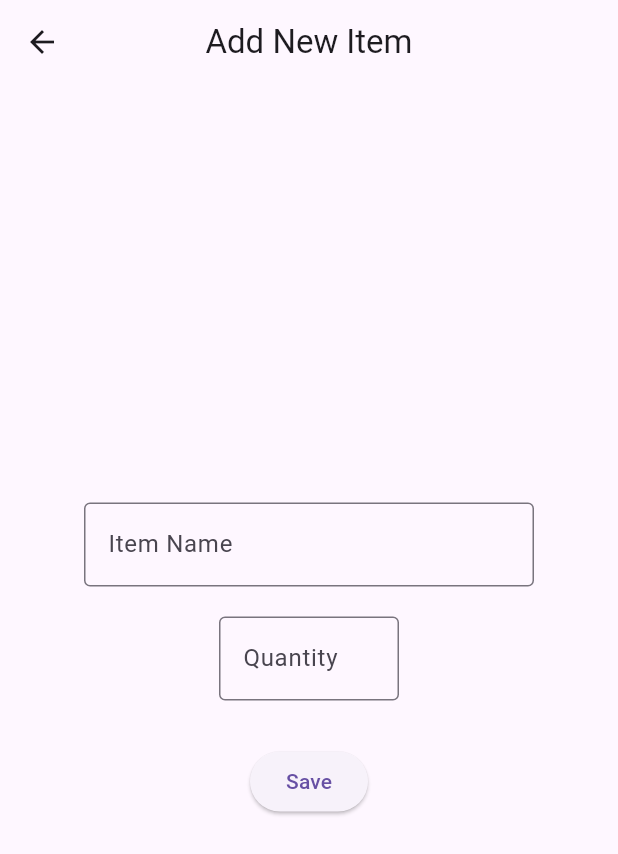
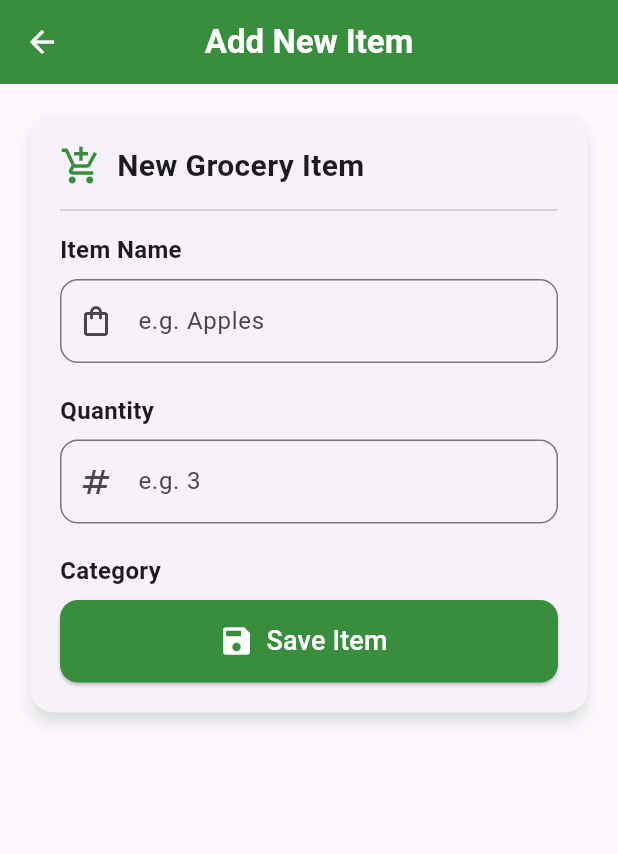
Before and after one commit to liz2lio/grocery_manager, a Flutter app: the screen it shows after launch, after a tap on "Add New Item", on a phone screen of 412 x 824 dp. Shown: the top 854 px of the screen. Run offline on Flutter 3.47's test engine with Material 3 defaults, Android fonts, the phone set to English and light mode, and no system bars; our stand-ins replace get, hive; accounts and stored records are empty.

Commit message:
main working

```diff
--- a/lib/main.dart
+++ b/lib/main.dart
@@ -1,33 +1,43 @@
 import 'package:flutter/material.dart';
 import 'package:get/get.dart';
 import 'screens/home_screen.dart';
-import 'controllers/add_item_controller.dart';
-import 'package:hive_ce_flutter/hive_flutter.dart';
+//import 'controllers/add_item_controller.dart';
+//import 'package:hive_ce_flutter/hive_flutter.dart';
 
-Future < void > main() async {
-    await Hive.initFlutter();
-    await Hive.openBox("storage");
+//Future < void > main() async {
+//    await Hive.initFlutter();
+//    await Hive.openBox("storage");
 
 
-
-//void main()  {
-  Get.put(AddItemController());
-  runApp(const MyApp());
+void main()  {
+  //Get.put(AddItemController());
+  runApp(const GroceryApp());
 }
 
-class MyApp extends StatelessWidget {
-  const MyApp({super.key});
+class GroceryApp extends StatelessWidget {
+  const GroceryApp({super.key});
 
   @override
   Widget build(BuildContext context) {
-    return GetMaterialApp(
-      home: Scaffold (
-        appBar: AppBar(
-          title: Text("A+ Grocery Inventory Manager"),
-          centerTitle: true,
-        ),
-        body: const HomeScreen(),
-      )
+    return GetMaterialApp( title: 'Grocery Manager',
+    home: const MainScreen(),
     );
+ }
 }
+
+class MainScreen extends StatelessWidget {
+  const MainScreen ({super.key});
+
+  @override
+  Widget build(BuildContext context) {
+    return Scaffold(appBar: AppBar(
+      title: const Text(
+        'A+ Grocery Manager'),
+      centerTitle: true,
+      //backgroundColor: Colors.green,
+      //elevation: 2,
+       ),
+       body: const HomeScreen(),
+       );
+  }
 }
--- a/lib/screens/add_item_screen.dart
+++ b/lib/screens/add_item_screen.dart
@@ -1,91 +1,244 @@
+// lib/screens/add_item_screen.dart
+
 import 'package:flutter/material.dart';
-import 'package:flutter_form_builder/flutter_form_builder.dart';
-//import 'package:flutter_form_validators/flutter_form_validators.dart';
-import 'package:get/get.dart';
-import '../controllers/add_item_controller.dart';
-//import 'item_card.dart'; //move this line at the viewscreen
 
-// ---------AddEntryScreen-----------------
-class AddItemScreen extends StatelessWidget {
-    AddItemScreen ({super.key});
+/* sample
 
-    static final _formKey = GlobalKey<FormBuilderState>();
-    final AddItemController controller = Get.find();
 
-    void _submit() {
-        if (_formKey.currentState!.saveAndValidate()) {
-            //final String newValue = _formKey.currentState?.value['item_name'] ?? '';
-            //final int newQty = _formKey.currentState?.value['item_qty'] ?? '';
-            final formData = _formKey.currentState!.value;
 
-            final String newItem = formData['item_name'];
-            final int newQty = int.parse(formData['quantity']);
+ */
 
-            controller.addNewItem(newItem, newQty);
 
-            Get.back();
-        } else {
-          debugPrint("Validation Failed");
+class AddItemScreen extends StatefulWidget {
+  const AddItemScreen({super.key});
+
+  @override
+  State<AddItemScreen> createState() => _AddItemScreenState();
+}
+
+class _AddItemScreenState extends State<AddItemScreen> {
+  final _formKey = GlobalKey<FormState>();
+  final _nameController = TextEditingController();
+  final _quantityController = TextEditingController();
+  final String _selectedCategory = 'Fruits';
+
+/*
+  final List<String> _categories = [
+    'Fruits',
+    'Vegetables',
+    'Dairy',
+    'Meat',
+    'Beverages',
+    'Snacks',
+    'Bakery',
+    'Frozen',
+    'Other',
+  ];
+*/
+  @override
+  void dispose() {
+    _nameController.dispose();
+    _quantityController.dispose();
+    super.dispose();
+  }
+
+  void _saveItem() {
+    if (_formKey.currentState!.validate()) {
+      ScaffoldMessenger.of(context).showSnackBar(
+        SnackBar(
+          content: Text('${_nameController.text} added successfully!'),
+          backgroundColor: Colors.green[700],
+        ),
+      );
+      Navigator.pop(context);
     }
   }
+
   @override
   Widget build(BuildContext context) {
     return Scaffold(
       appBar: AppBar(
-            title: const Text("Add New Item"),
-            centerTitle: true,
-          ),
-
-            body: Center(
-              //child: Column(
-                //constraints: BoxConstraints(
-
-                  //maxWidth: 350,
-                //),
-                //child: FormBuilder (
-                //key: _formKey,
-                child: Column(
-                  mainAxisSize: MainAxisSize.min,
-                  crossAxisAlignment: CrossAxisAlignment.center,
-                    children: [
-                        //add item
-                        SizedBox(
-                          width:300,
-                          child: FormBuilderTextField(
-                            name: 'item_name',
-                            //initialValue: service.entry.value,
-                            decoration: const InputDecoration(
-                                labelText: 'Item Name',
-                                border: OutlineInputBorder(),
-                            )
+        title: const Text(
+          'Add New Item',
+          style: TextStyle(
+            fontWeight: FontWeight.bold,
+            color: Colors.white,
           ),
         ),
-                        SizedBox(height:20),
+        centerTitle: true,
+        backgroundColor: Colors.green[700],
+        iconTheme: const IconThemeData(color: Colors.white),
+      ),
+      body: SingleChildScrollView(
+        padding: const EdgeInsets.all(16.0),
+        child: Card(
+          elevation: 4,
+          shadowColor: Colors.green.withOpacity(0.3),
+          shape: RoundedRectangleBorder(
+            borderRadius: BorderRadius.circular(16),
+          ),
+          child: Padding(
+            padding: const EdgeInsets.all(20.0),
+            child: Form(
+              key: _formKey,
+              child: Column(
+                crossAxisAlignment: CrossAxisAlignment.start,
+                children: [
+                  // Card Header
+                  Row(
+                    children: [
+                      Icon(Icons.add_shopping_cart,
+                        color: Colors.green[700],
+                        size: 28,
+                      ),
+                      const SizedBox(width: 10),
+                      const Text(
+                        'New Grocery Item',
+                        style: TextStyle(
+                          fontSize: 20,
+                          fontWeight: FontWeight.bold,
+                        ),
+                      ),
+                    ],
+                  ),
+                  const Divider(height: 30),
 
-                        //Qty input
-                        SizedBox(
-                          width: 120,
-                          child: FormBuilderTextField(
-                            name: 'quantity',
+                  // Item Name
+                  const Text(
+                    'Item Name',
+                    style: TextStyle(
+                      fontSize: 16,
+                      fontWeight: FontWeight.w600,
+                    ),
+                  ),
+                  const SizedBox(height: 8),
+                  TextFormField(
+                    controller: _nameController,
+                    decoration: InputDecoration(
+                      hintText: 'e.g. Apples',
+                      prefixIcon: const Icon(Icons.shopping_bag_outlined),
+                      border: OutlineInputBorder(
+                        borderRadius: BorderRadius.circular(12),
+                      ),
+                      focusedBorder: OutlineInputBorder(
+                        borderRadius: BorderRadius.circular(12),
+                        borderSide: BorderSide(
+                          color: Colors.green[700]!,
+                          width: 2,
+                        ),
+                      ),
+                    ),
+                    validator: (value) {
+                      if (value == null || value.trim().isEmpty) {
+                        return 'Please enter an item name';
+                      }
+                      return null;
+                    },
+                  ),
+                  const SizedBox(height: 20),
+
+                  // Quantity
+                  const Text(
+                    'Quantity',
+                    style: TextStyle(
+                      fontSize: 16,
+                      fontWeight: FontWeight.w600,
+                    ),
+                  ),
+                  const SizedBox(height: 8),
+                  TextFormField(
+                    controller: _quantityController,
                     keyboardType: TextInputType.number,
                     decoration: InputDecoration(
-                              labelText: 'Quantity',
-                              border: OutlineInputBorder(),
+                      hintText: 'e.g. 3',
+                      prefixIcon: const Icon(Icons.numbers),
+                      border: OutlineInputBorder(
+                        borderRadius: BorderRadius.circular(12),
                       ),
-                          //insert validators related to numbers
+                      focusedBorder: OutlineInputBorder(
+                        borderRadius: BorderRadius.circular(12),
+                        borderSide: BorderSide(
+                          color: Colors.green[700]!,
+                          width: 2,
                         ),
                       ),
-                        SizedBox(height:30),
+                    ),
+                    validator: (value) {
+                      if (value == null || value.trim().isEmpty) {
+                        return 'Please enter a quantity';
+                      }
+                      if (int.tryParse(value) == null || int.parse(value) <= 0) {
+                        return 'Please enter a valid quantity';
+                      }
+                      return null;
+                    },
+                  ),
+                  const SizedBox(height: 20),
 
-                        ElevatedButton(
-                            onPressed: _submit,
-                            child:Text("Save"),
-                            )
+                  // Category Dropdown
+                  const Text(
+                    'Category',
+                    style: TextStyle(
+                      fontSize: 16,
+                      fontWeight: FontWeight.w600,
+                    ),
+                  ),
+                  const SizedBox(height: 8),
+                  //DropdownButtonFormField<String>(
+                   // value: _selectedCategory,
+                    //decoration: InputDecoration(
+                      //prefixIcon: const Icon(Icons.category_outlined),
+                      //border: OutlineInputBorder(
+                        //borderRadius: BorderRadius.circular(12),
+                      //),
+                      //focusedBorder: OutlineInputBorder(
+                        //borderRadius: BorderRadius.circular(12),
+                        //borderSide: BorderSide(
+                         // color: Colors.green[700]!,
+                         // width: 2,
+                        //),
+                      //),
+                    //),
+                    //items: _categories.map((category) {
+                      //return DropdownMenuItem(
+                        //value: category,
+                        //child: Text(category),
+                      //);
+                    //}).toList(),
+                    //onChanged: (value) {
+                      //setState(() {
+                        //_selectedCategory = value!;
+                      //});
+                    //},
+                 // ),
+                 // const SizedBox(height: 30),
 
-                    ]
-                )
-                              )
+                  // Save Button
+                  SizedBox(
+                    width: double.infinity,
+                    height: 55,
+                    child: ElevatedButton.icon(
+                      onPressed: _saveItem,
+                      icon: const Icon(Icons.save, size: 24),
+                      label: const Text(
+                        'Save Item',
+                        style: TextStyle(fontSize: 18),
+                      ),
+                      style: ElevatedButton.styleFrom(
+                        backgroundColor: Colors.green[700],
+                        foregroundColor: Colors.white,
+                        shape: RoundedRectangleBorder(
+                          borderRadius: BorderRadius.circular(12),
+                        ),
+                      ),
+                    ),
+                  ),
+                ],
+              ),
+            ),
+          ),
+        ),
+      ),
     );
-
   }
 }
--- a/lib/screens/home_screen.dart
+++ b/lib/screens/home_screen.dart
@@ -1,8 +1,9 @@
 import 'package:flutter/material.dart';
-import 'package:grocery_manager/screens/add_item_screen.dart';
-import 'package:grocery_manager/screens/inventory_screen.dart';
+//import 'package:grocery_manager/screens/add_item_screen.dart';
+//import 'package:grocery_manager/screens/inventory_screen.dart';
 import 'package:get/get.dart';
-//import 'screens/add_item_screen.dart';
+import '/screens/add_item_screen.dart';
+//import 'screens/add_screen.dart';
 
 class HomeScreen extends StatelessWidget {
    const HomeScreen ({super.key});
@@ -35,7 +36,7 @@ class HomeScreen extends StatelessWidget {
 
           ElevatedButton(
             onPressed: () {
-              Get.to(() => InventoryScreen());
+              //Get.to(() => InventoryScreen());
             },
             child: Text("View All Items"), //Go to InventoryScreen
           ),
```
Lines whose indentation alone changed are shown as unchanged.
